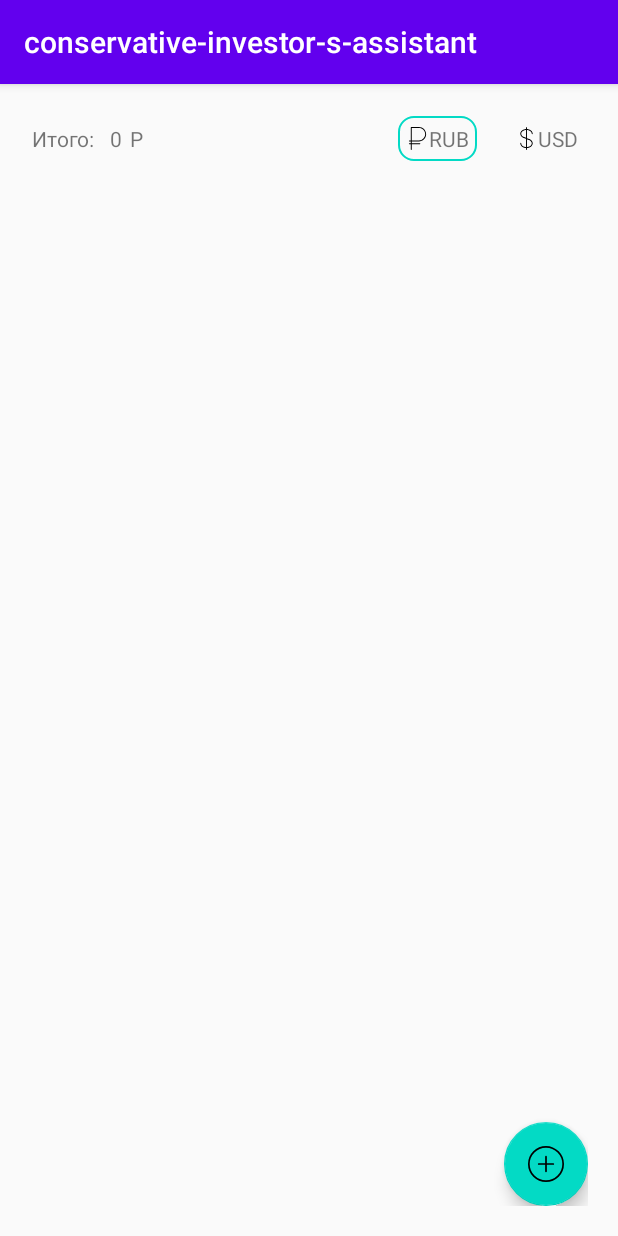
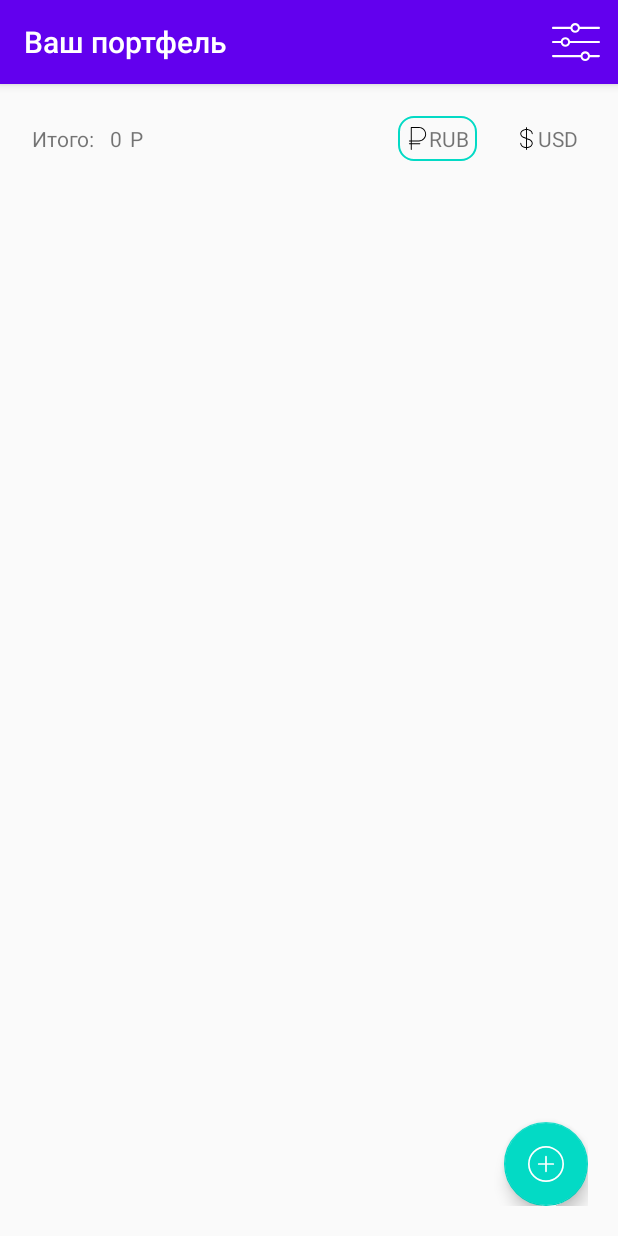
Before and after one commit to AlexanderNest/conservative-investor-s-assistant, an Android app: the screen it shows after launch (MainActivity), on a phone screen of 412 x 824 dp. Run offline under Robolectric (Android 15) with nearby library versions, the phone set to English and light mode, and no system bars.

```diff
--- a/app/src/main/java/com/nestapps/conservative_investor_s_assistant/MainActivity.java
+++ b/app/src/main/java/com/nestapps/conservative_investor_s_assistant/MainActivity.java
@@ -5,6 +5,8 @@ import androidx.appcompat.app.AppCompatActivity;
 import android.content.Intent;
 import android.os.Bundle;
 import android.view.LayoutInflater;
+import android.view.Menu;
+import android.view.MenuItem;
 import android.view.View;
 import android.view.ViewGroup;
 import android.widget.LinearLayout;
@@ -16,7 +18,19 @@ public class MainActivity extends AppCompatActivity {
     @Override
     protected void onCreate(Bundle savedInstanceState) {
         super.onCreate(savedInstanceState);
+
+        startSettings();
         setContentView(R.layout.activity_main);
+    }
+
+    @Override
+    public boolean onCreateOptionsMenu(Menu menu) {
+        getMenuInflater().inflate(R.menu.main, menu);
+        return true;
+    }
+
+    private void startSettings(){
+        getSupportActionBar().setTitle("Ваш портфель");
     }
 
     public void on_add_asset_button_clicked(View view){
@@ -31,10 +45,12 @@ public class MainActivity extends AppCompatActivity {
         assets.addView(assetlayout);*/
     }
 
-    public void on_settings_button_clicked(View view){
+    public boolean on_settings_button_clicked(MenuItem item) {
         Intent intent = new Intent(MainActivity.this, SettingsActivity.class);
         startActivity(intent);
+        return true;
     }
+
 
     public void onRubleLayoutClicked(View view){
         View dollar_layout = findViewById(R.id.dollar_layout);
--- a/app/src/main/res/drawable/ic_add.xml
+++ b/app/src/main/res/drawable/ic_add.xml
@@ -4,9 +4,9 @@
     android:viewportWidth="128"
     android:viewportHeight="128">
   <path
-      android:fillColor="#FF000000"
+      android:fillColor="#FFFFFF"
       android:pathData="M64,0a64,64 0,1 0,64 64A64.07,64.07 0,0 0,64 0ZM64,122a58,58 0,1 1,58 -58A58.07,58.07 0,0 1,64 122Z"/>
   <path
-      android:fillColor="#FF000000"
+      android:fillColor="#FFFFFF"
       android:pathData="M90,61H67V38a3,3 0,0 0,-6 0V61H38a3,3 0,0 0,0 6H61V90a3,3 0,0 0,6 0V67H90a3,3 0,0 0,0 -6Z"/>
 </vector>
--- a/app/src/main/res/drawable/ic_return.xml
+++ /dev/null
@@ -1,9 +0,0 @@
-<vector xmlns:android="http://schemas.android.com/apk/res/android"
-    android:width="15.699dp"
-    android:height="8.707dp"
-    android:viewportWidth="15.699"
-    android:viewportHeight="8.707">
-  <path
-      android:fillColor="#FF000000"
-      android:pathData="M15.699,3.854l-13.785,0l3.147,-3.147l-0.707,-0.707l-4.354,4.354l4.354,4.353l0.707,-0.707l-3.147,-3.146l13.785,0z"/>
-</vector>
--- /dev/null
+++ b/app/src/main/res/drawable/ic_settings.xml
@@ -0,0 +1,15 @@
+<vector xmlns:android="http://schemas.android.com/apk/res/android"
+    android:width="335.2dp"
+    android:height="335.2dp"
+    android:viewportWidth="335.2"
+    android:viewportHeight="335.2">
+  <path
+      android:fillColor="#FFFFFF"
+      android:pathData="M327.6,61.8H194.4C191.2,47 177.6,35.4 162,35.4c-16,0 -29.2,11.2 -32.4,26.4H7.2C3.2,61.8 0,65 0,69s3.2,7.2 7.2,7.2h122c3.2,14.8 16.8,26.4 32.4,26.4c16,0 29.2,-11.2 32.4,-26.4h133.6c4,0 7.2,-3.2 7.2,-7.2S331.6,61.8 327.6,61.8zM162,88.6c-10.4,0 -19.2,-8.4 -19.2,-19.2s8.4,-19.2 19.2,-19.2c10.4,0 19.2,8.4 19.2,19.2C181.2,79.8 172.8,88.6 162,88.6z"/>
+  <path
+      android:fillColor="#FFFFFF"
+      android:pathData="M328,160.6H126c-3.2,-14.8 -16.8,-26.4 -32.4,-26.4c-16,0 -29.2,11.2 -32.4,26.4h-54c-4,0 -7.2,3.2 -7.2,7.2s3.2,7.2 7.2,7.2h54c3.2,14.8 16.8,26.4 32.4,26.4c16,0 29.2,-11.2 32.4,-26.4h202c4,0 7.2,-3.2 7.2,-7.2S332,160.6 328,160.6zM93.6,187c-10.4,0 -19.2,-8.4 -19.2,-19.2c0,-10.4 8.8,-19.2 19.2,-19.2c10.4,0 19.2,8.4 19.2,19.2C112.8,178.2 104.4,187 93.6,187z"/>
+  <path
+      android:fillColor="#FFFFFF"
+      android:pathData="M327.6,259h-62.8c-3.2,-14.8 -16.8,-26.4 -32.4,-26.4c-16,0 -29.2,11.2 -32.4,26.4H7.2c-4,0 -7.2,3.2 -7.2,7.2s3.2,7.2 7.2,7.2h192.4c3.2,14.8 16.8,26.4 32.4,26.4c16,0 29.2,-11.2 32.4,-26.4h63.2c4,0 7.2,-3.2 7.2,-7.2S331.6,259 327.6,259zM232,285.8c-10.4,0 -19.2,-8.4 -19.2,-19.2c0,-10.8 8.8,-19.2 19.2,-19.2c10.4,0 19.2,8.4 19.2,19.2C251.2,277.4 242.8,285.8 232,285.8z"/>
+</vector>
--- a/app/src/main/res/layout/settings_layout.xml
+++ b/app/src/main/res/layout/settings_layout.xml
@@ -39,9 +39,9 @@
         <View
             android:layout_width="match_parent"
             android:layout_height="1dp"
-            android:background="#7b7b7b"
             android:layout_marginLeft="4dp"
-            android:layout_marginRight="4dp" />
+            android:layout_marginRight="4dp"
+            android:background="@color/colorAccent" />
 
         <RelativeLayout
             android:layout_width="match_parent"
--- /dev/null
+++ b/app/src/main/res/menu/main.xml
@@ -0,0 +1,12 @@
+<?xml version="1.0" encoding="utf-8"?>
+<menu xmlns:app="http://schemas.android.com/apk/res-auto"
+    xmlns:android="http://schemas.android.com/apk/res/android">
+
+    <item
+        android:id="@+id/setting_button"
+        android:icon="@drawable/ic_settings"
+        android:onClick="on_settings_button_clicked"
+        android:title="@string/open_settings"
+        app:showAsAction="ifRoom"></item>
+
+</menu>
--- a/app/src/main/res/values/strings.xml
+++ b/app/src/main/res/values/strings.xml
@@ -16,6 +16,10 @@
     <string name="start_amount">0</string>
     <string name="currency">P</string>
 
+    <!-- SettingButton -->
+    <string name="open_settings">Настройки</string>
+
+
 
 
 </resources>
```
